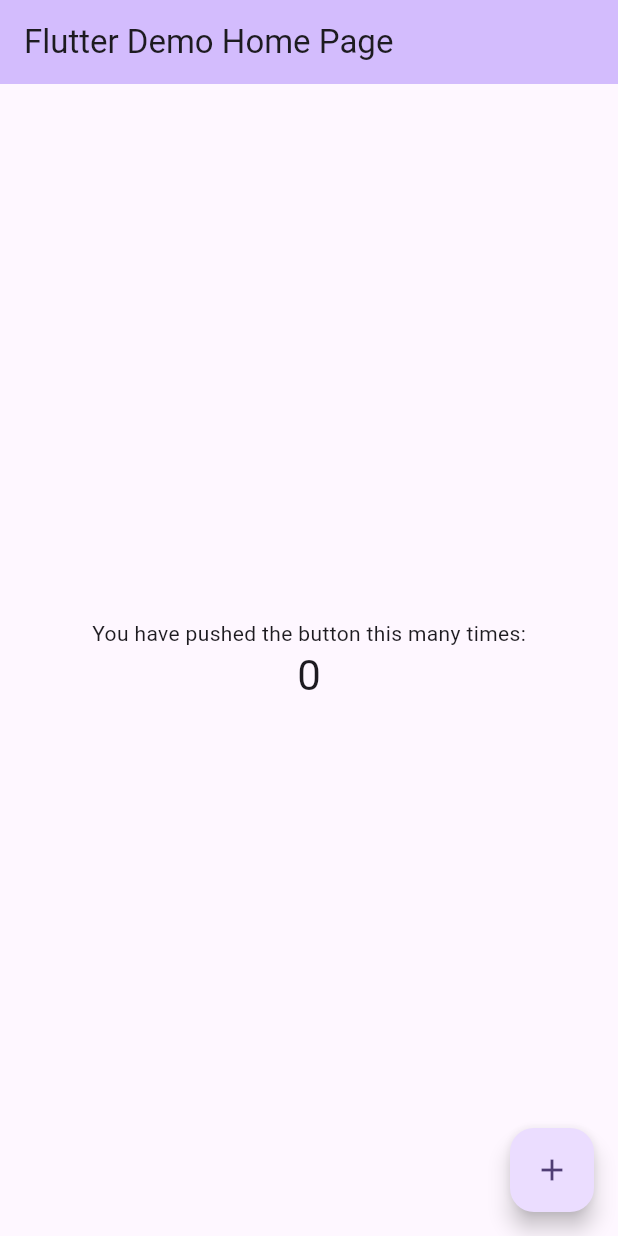
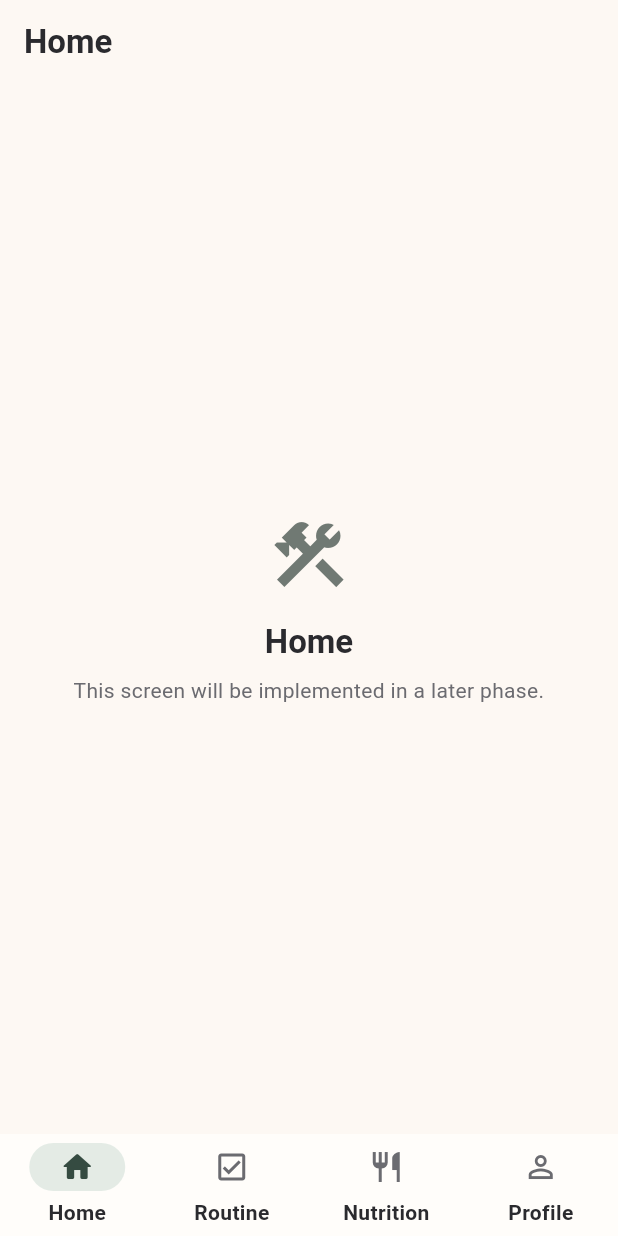
Before and after one commit to Imtiaz-Fuad/Cat-Care, a Flutter app: the screen it shows after launch, on a phone screen of 412 x 824 dp. Run offline on Flutter 3.47's test engine with Material 3 defaults, Android fonts, the phone set to English and light mode, and no system bars; our stand-ins replace go_router, logger.

Commit message:
feat(core): scaffold feature-first lib/ with theme, errors, logger
Establishes the folder skeleton, routing constants, and shared primitives that
later phases build on:
- core/constants/app_constants.dart: Firestore paths, SharedPreferences keys,
  notification channel IDs (single source of truth)
- core/theme/app_theme.dart: Material 3 light/dark themes using the sage +
  peach palette from catcare.design §7
- core/services/app_logger.dart: replaces print() with the logger package
- core/errors/app_failure.dart: sealed AppFailure hierarchy for repositories
- core/widgets/placeholder_screen.dart and app_scaffold.dart: bottom-nav shell
- routes/app_routes.dart and app_router.dart: go_router with 4-branch
  StatefulShellRoute and ~20 top-level placeholders
- assets/images/.gitkeep seeds the asset folder

main.dart now wires CatCareApp -> MaterialApp.router with theme + router.
analysis_options.yaml opts into strict-casts/inference/raw-types plus
flutter_lints and core quality rules.

```diff
--- /dev/null
+++ b/lib/core/constants/app_constants.dart
@@ -0,0 +1,28 @@
+/// App-wide constants. Cross-platform (Android + iOS).
+class AppConstants {
+  AppConstants._();
+
+  static const String appName = 'CatCare BD';
+
+  // Firestore collection paths (single source of truth for paths).
+  static const String usersCollection = 'users';
+  static const String catsSubcollection = 'cats';
+  static const String contentCollection = 'content';
+  static const String vetClinicsCollection = 'vet_clinics';
+
+  // SharedPreferences keys (UI-only settings; never auth).
+  static const String themeModeKey = 'pref.theme_mode';
+  static const String localeKey = 'pref.locale';
+  static const String accentOverrideKey = 'pref.accent_override';
+  static const String firstLaunchKey = 'pref.first_launch';
+  static const String guestDeviceIdKey = 'pref.guest_device_id';
+  static const String activeCatIdKey = 'pref.active_cat_id';
+
+  // Notification channels (Android). iOS uses the same logical IDs.
+  static const String notificationsChannelRoutine = 'catcare_routine';
+  static const String notificationsChannelVaccines = 'catcare_vaccines';
+  static const String notificationsChannelMedications = 'catcare_medications';
+  static const String notificationsChannelWater = 'catcare_water';
+  static const String notificationsChannelWeight = 'catcare_weight';
+  static const String notificationsChannelDeworming = 'catcare_deworming';
+}
--- /dev/null
+++ b/lib/core/theme/app_theme.dart
@@ -0,0 +1,138 @@
+import 'package:flutter/material.dart';
+
+/// Base theme for CatCare BD per docs/catcare.design §7.
+///
+/// The cat-photo-derived accent (Phase 3) is applied as a small override on
+/// top of this stable base. Body text and accessibility-critical colors are
+/// never replaced.
+class AppTheme {
+  AppTheme._();
+
+  // Base palette (sage / teal primary + warm peach secondary).
+  static const Color _seedSage = Color(0xFF6E8E7E);
+  static const Color _seedPeach = Color(0xFFE9B59B);
+  static const Color _ivory = Color(0xFFFDF8F3);
+  static const Color _warmWhite = Color(0xFFFFFDFA);
+  static const Color _deepCharcoal = Color(0xFF2A2A2E);
+  static const Color _warmGray = Color(0xFF6B6B70);
+
+  // Semantic colors (independent of cat-derived accent).
+  static const Color success = Color(0xFF4F9D69);
+  static const Color warning = Color(0xFFE6A23C);
+  static const Color error = Color(0xFFD9534F);
+  static const Color info = Color(0xFF4A90E2);
+
+  static ThemeData light() {
+    final ColorScheme scheme = ColorScheme.fromSeed(
+      seedColor: _seedSage,
+      brightness: Brightness.light,
+      secondary: _seedPeach,
+      surface: _warmWhite,
+    ).copyWith(
+      surface: _warmWhite,
+      onSurface: _deepCharcoal,
+      onSurfaceVariant: _warmGray,
+    );
+
+    return _build(scheme, _ivory);
+  }
+
+  static ThemeData dark() {
+    final ColorScheme scheme = ColorScheme.fromSeed(
+      seedColor: _seedSage,
+      brightness: Brightness.dark,
+      secondary: _seedPeach,
+    );
+    return _build(scheme, const Color(0xFF1A1B1F));
+  }
+
+  static ThemeData _build(ColorScheme scheme, Color background) {
+    final TextTheme text = ThemeData.light().textTheme.apply(
+          bodyColor: scheme.onSurface,
+          displayColor: scheme.onSurface,
+        );
+
+    return ThemeData(
+      colorScheme: scheme,
+      useMaterial3: true,
+      scaffoldBackgroundColor: background,
+      textTheme: text.copyWith(
+        headlineMedium: text.headlineMedium?.copyWith(
+          fontWeight: FontWeight.w600,
+          letterSpacing: -0.2,
+        ),
+        titleLarge: text.titleLarge?.copyWith(
+          fontWeight: FontWeight.w600,
+        ),
+        bodyLarge: text.bodyLarge?.copyWith(
+          height: 1.4,
+        ),
+        bodyMedium: text.bodyMedium?.copyWith(
+          color: scheme.onSurfaceVariant,
+        ),
+      ),
+      cardTheme: CardThemeData(
+        elevation: 0,
+        color: scheme.surface,
+        shape: RoundedRectangleBorder(
+          borderRadius: BorderRadius.circular(20),
+          side: BorderSide(color: scheme.outlineVariant.withValues(alpha: 0.4)),
+        ),
+        margin: EdgeInsets.zero,
+      ),
+      filledButtonTheme: FilledButtonThemeData(
+        style: FilledButton.styleFrom(
+          padding: const EdgeInsets.symmetric(horizontal: 20, vertical: 14),
+          shape: RoundedRectangleBorder(
+            borderRadius: BorderRadius.circular(14),
+          ),
+          textStyle: const TextStyle(fontWeight: FontWeight.w600),
+        ),
+      ),
+      outlinedButtonTheme: OutlinedButtonThemeData(
+        style: OutlinedButton.styleFrom(
+          padding: const EdgeInsets.symmetric(horizontal: 20, vertical: 14),
+          shape: RoundedRectangleBorder(
+            borderRadius: BorderRadius.circular(14),
+          ),
+        ),
+      ),
+      inputDecorationTheme: InputDecorationTheme(
+        filled: true,
+        fillColor: scheme.surface,
+        border: OutlineInputBorder(
+          borderRadius: BorderRadius.circular(14),
+          borderSide: BorderSide(color: scheme.outlineVariant),
+        ),
+        enabledBorder: OutlineInputBorder(
+          borderRadius: BorderRadius.circular(14),
+          borderSide: BorderSide(color: scheme.outlineVariant),
+        ),
+        focusedBorder: OutlineInputBorder(
+          borderRadius: BorderRadius.circular(14),
+          borderSide: BorderSide(color: scheme.primary, width: 1.6),
+        ),
+        contentPadding: const EdgeInsets.symmetric(horizontal: 16, vertical: 14),
+      ),
+      navigationBarTheme: NavigationBarThemeData(
+        height: 68,
+        backgroundColor: scheme.surface,
+        indicatorColor: scheme.primary.withValues(alpha: 0.12),
+        labelTextStyle: WidgetStatePropertyAll(
+          text.labelMedium?.copyWith(fontWeight: FontWeight.w600),
+        ),
+      ),
+      appBarTheme: AppBarTheme(
+        backgroundColor: background,
+        foregroundColor: scheme.onSurface,
+        elevation: 0,
+        scrolledUnderElevation: 0,
+        centerTitle: false,
+      ),
+      dividerTheme: DividerThemeData(
+        color: scheme.outlineVariant.withValues(alpha: 0.5),
+        space: 1,
+      ),
+    );
+  }
+}
--- /dev/null
+++ b/lib/core/widgets/app_scaffold.dart
@@ -0,0 +1,49 @@
+import 'package:flutter/material.dart';
+import 'package:go_router/go_router.dart';
+
+/// Shared scaffold for the four bottom-nav destinations per
+/// docs/catcare.design §3: Home / Routine / Nutrition / Profile.
+class AppScaffold extends StatelessWidget {
+  const AppScaffold({
+    super.key,
+    required this.navigationShell,
+    required this.destinations,
+  });
+
+  final StatefulNavigationShell navigationShell;
+  final List<AppDestination> destinations;
+
+  @override
+  Widget build(BuildContext context) {
+    return Scaffold(
+      body: navigationShell,
+      bottomNavigationBar: NavigationBar(
+        selectedIndex: navigationShell.currentIndex,
+        onDestinationSelected: (int index) => navigationShell.goBranch(
+          index,
+          initialLocation: index == navigationShell.currentIndex,
+        ),
+        destinations: <NavigationDestination>[
+          for (final AppDestination d in destinations)
+            NavigationDestination(
+              icon: Icon(d.icon),
+              selectedIcon: Icon(d.selectedIcon),
+              label: d.label,
+            ),
+        ],
+      ),
+    );
+  }
+}
+
+class AppDestination {
+  const AppDestination({
+    required this.label,
+    required this.icon,
+    required this.selectedIcon,
+  });
+
+  final String label;
+  final IconData icon;
+  final IconData selectedIcon;
+}
--- /dev/null
+++ b/lib/core/widgets/placeholder_screen.dart
@@ -0,0 +1,45 @@
+import 'package:flutter/material.dart';
+
+/// Placeholder screen for any feature not yet implemented.
+/// Used during early phases so the router has something to point at.
+class PlaceholderScreen extends StatelessWidget {
+  const PlaceholderScreen({
+    super.key,
+    required this.title,
+    this.subtitle,
+    this.icon = Icons.construction_outlined,
+  });
+
+  final String title;
+  final String? subtitle;
+  final IconData icon;
+
+  @override
+  Widget build(BuildContext context) {
+    final ColorScheme scheme = Theme.of(context).colorScheme;
+    return Scaffold(
+      appBar: AppBar(title: Text(title)),
+      body: Center(
+        child: Padding(
+          padding: const EdgeInsets.all(24),
+          child: Column(
+            mainAxisSize: MainAxisSize.min,
+            children: <Widget>[
+              Icon(icon, size: 56, color: scheme.outline),
+              const SizedBox(height: 16),
+              Text(title, style: Theme.of(context).textTheme.titleLarge),
+              if (subtitle != null) ...<Widget>[
+                const SizedBox(height: 8),
+                Text(
+                  subtitle!,
+                  textAlign: TextAlign.center,
+                  style: Theme.of(context).textTheme.bodyMedium,
+                ),
+              ],
+            ],
+          ),
+        ),
+      ),
+    );
+  }
+}
--- a/lib/main.dart
+++ b/lib/main.dart
@@ -1,122 +1,30 @@
 import 'package:flutter/material.dart';
 
+import 'core/constants/app_constants.dart';
+import 'core/services/app_logger.dart';
+import 'core/theme/app_theme.dart';
+import 'routes/app_router.dart';
+
 void main() {
-  runApp(const MyApp());
+  WidgetsFlutterBinding.ensureInitialized();
+  AppLogger.i('CatCare starting…');
+  runApp(const CatCareApp());
 }
 
-class MyApp extends StatelessWidget {
-  const MyApp({super.key});
+/// Root widget. Theme and routing are wired here; providers are added in
+/// Phase 2 (AuthProvider) and beyond.
+class CatCareApp extends StatelessWidget {
+  const CatCareApp({super.key});
 
-  // This widget is the root of your application.
   @override
   Widget build(BuildContext context) {
-    return MaterialApp(
-      title: 'Flutter Demo',
-      theme: ThemeData(
-        // This is the theme of your application.
-        //
-        // TRY THIS: Try running your application with "flutter run". You'll see
-        // the application has a purple toolbar. Then, without quitting the app,
-        // try changing the seedColor in the colorScheme below to Colors.green
-        // and then invoke "hot reload" (save your changes or press the "hot
-        // reload" button in a Flutter-supported IDE, or press "r" if you used
-        // the command line to start the app).
-        //
-        // Notice that the counter didn't reset back to zero; the application
-        // state is not lost during the reload. To reset the state, use hot
-        // restart instead.
-        //
-        // This works for code too, not just values: Most code changes can be
-        // tested with just a hot reload.
-        colorScheme: .fromSeed(seedColor: Colors.deepPurple),
-      ),
-      home: const MyHomePage(title: 'Flutter Demo Home Page'),
+    return MaterialApp.router(
+      title: AppConstants.appName,
+      debugShowCheckedModeBanner: false,
+      theme: AppTheme.light(),
+      darkTheme: AppTheme.dark(),
+      themeMode: ThemeMode.system,
+      routerConfig: AppRouter.build(),
     );
   }
 }
-
-class MyHomePage extends StatefulWidget {
-  const MyHomePage({super.key, required this.title});
-
-  // This widget is the home page of your application. It is stateful, meaning
-  // that it has a State object (defined below) that contains fields that affect
-  // how it looks.
-
-  // This class is the configuration for the state. It holds the values (in this
-  // case the title) provided by the parent (in this case the App widget) and
-  // used by the build method of the State. Fields in a Widget subclass are
-  // always marked "final".
-
-  final String title;
-
-  @override
-  State<MyHomePage> createState() => _MyHomePageState();
-}
-
-class _MyHomePageState extends State<MyHomePage> {
-  int _counter = 0;
-
-  void _incrementCounter() {
-    setState(() {
-      // This call to setState tells the Flutter framework that something has
-      // changed in this State, which causes it to rerun the build method below
-      // so that the display can reflect the updated values. If we changed
-      // _counter without calling setState(), then the build method would not be
-      // called again, and so nothing would appear to happen.
-      _counter++;
-    });
-  }
-
-  @override
-  Widget build(BuildContext context) {
-    // This method is rerun every time setState is called, for instance as done
-    // by the _incrementCounter method above.
-    //
-    // The Flutter framework has been optimized to make rerunning build methods
-    // fast, so that you can just rebuild anything that needs updating rather
-    // than having to individually change instances of widgets.
-    return Scaffold(
-      appBar: AppBar(
-        // TRY THIS: Try changing the color here to a specific color (to
-        // Colors.amber, perhaps?) and trigger a hot reload to see the AppBar
-        // change color while the other colors stay the same.
-        backgroundColor: Theme.of(context).colorScheme.inversePrimary,
-        // Here we take the value from the MyHomePage object that was created by
-        // the App.build method, and use it to set our appbar title.
-        title: Text(widget.title),
-      ),
-      body: Center(
-        // Center is a layout widget. It takes a single child and positions it
-        // in the middle of the parent.
-        child: Column(
-          // Column is also a layout widget. It takes a list of children and
-          // arranges them vertically. By default, it sizes itself to fit its
-          // children horizontally, and tries to be as tall as its parent.
-          //
-          // Column has various properties to control how it sizes itself and
-          // how it positions its children. Here we use mainAxisAlignment to
-          // center the children vertically; the main axis here is the vertical
-          // axis because Columns are vertical (the cross axis would be
-          // horizontal).
-          //
-          // TRY THIS: Invoke "debug painting" (choose the "Toggle Debug Paint"
-          // action in the IDE, or press "p" in the console), to see the
-          // wireframe for each widget.
-          mainAxisAlignment: .center,
-          children: [
-            const Text('You have pushed the button this many times:'),
-            Text(
-              '$_counter',
-              style: Theme.of(context).textTheme.headlineMedium,
-            ),
-          ],
-        ),
-      ),
-      floatingActionButton: FloatingActionButton(
-        onPressed: _incrementCounter,
-        tooltip: 'Increment',
-        child: const Icon(Icons.add),
-      ),
-    );
-  }
-}
--- /dev/null
+++ b/lib/routes/app_router.dart
@@ -0,0 +1,211 @@
+import 'package:flutter/material.dart';
+import 'package:go_router/go_router.dart';
+
+import '../core/widgets/app_scaffold.dart';
+import '../core/widgets/placeholder_screen.dart';
+import 'app_routes.dart';
+
+/// App router. Auth gate is added in Phase 2; placeholder routes are wired so
+/// the shell can build and the team can navigate manually.
+class AppRouter {
+  AppRouter._();
+
+  static final GlobalKey<NavigatorState> _rootKey =
+      GlobalKey<NavigatorState>(debugLabel: 'root');
+
+  static const List<String> _shellPaths = <String>[
+    AppRoutes.home,
+    AppRoutes.routine,
+    AppRoutes.nutrition,
+    AppRoutes.profile,
+  ];
+
+  static const List<AppDestination> _destinations = <AppDestination>[
+    AppDestination(
+      label: 'Home',
+      icon: Icons.home_outlined,
+      selectedIcon: Icons.home_rounded,
+    ),
+    AppDestination(
+      label: 'Routine',
+      icon: Icons.check_box_outlined,
+      selectedIcon: Icons.check_box_rounded,
+    ),
+    AppDestination(
+      label: 'Nutrition',
+      icon: Icons.restaurant_outlined,
+      selectedIcon: Icons.restaurant_rounded,
+    ),
+    AppDestination(
+      label: 'Profile',
+      icon: Icons.person_outline,
+      selectedIcon: Icons.person_rounded,
+    ),
+  ];
+
+  static GoRouter build() {
+    return GoRouter(
+      navigatorKey: _rootKey,
+      initialLocation: AppRoutes.home,
+      routes: <RouteBase>[
+        StatefulShellRoute.indexedStack(
+          builder: (BuildContext context, GoRouterState state,
+              StatefulNavigationShell shell) {
+            return AppScaffold(
+              navigationShell: shell,
+              destinations: _destinations,
+            );
+          },
+          branches: _buildBranches(),
+        ),
+        for (final _TopLevelRoute r in _topLevelRoutes) r.route,
+      ],
+    );
+  }
+
+  static List<StatefulShellBranch> _buildBranches() {
+    return _shellPaths
+        .map((String path) => StatefulShellBranch(
+              routes: <RouteBase>[
+                GoRoute(
+                  path: path,
+                  builder: (_, _) => _PlaceholderForRoute(path: path),
+                ),
+              ],
+            ))
+        .toList(growable: false);
+  }
+}
+
+class _TopLevelRoute {
+  const _TopLevelRoute(this.path, this.title, this.subtitle);
+  final String path;
+  final String title;
+  final String subtitle;
+
+  GoRoute get route => GoRoute(
+        path: path,
+        builder: (_, _) => PlaceholderScreen(title: title, subtitle: subtitle),
+      );
+}
+
+const List<_TopLevelRoute> _topLevelRoutes = <_TopLevelRoute>[
+  _TopLevelRoute(
+    AppRoutes.healthRecords,
+    'Health Records',
+    'Coming in Phase 5.',
+  ),
+  _TopLevelRoute(
+    AppRoutes.medications,
+    'Medications',
+    'Coming in Phase 5.',
+  ),
+  _TopLevelRoute(
+    AppRoutes.vaccinations,
+    'Vaccinations',
+    'Coming in Phase 5.',
+  ),
+  _TopLevelRoute(
+    AppRoutes.vetFinder,
+    'Vet Finder',
+    'Coming in Phase 6.',
+  ),
+  _TopLevelRoute(
+    AppRoutes.aiAssistant,
+    'AI Assistant',
+    'Coming in Phase 7.',
+  ),
+  _TopLevelRoute(
+    AppRoutes.settings,
+    'Settings',
+    'Coming in Phase 8.',
+  ),
+  _TopLevelRoute(
+    AppRoutes.reminders,
+    'Reminders',
+    'Coming in Phase 4.',
+  ),
+  _TopLevelRoute(
+    AppRoutes.addFeeding,
+    'Add Feeding',
+    'Coming in Phase 4.',
+  ),
+  _TopLevelRoute(
+    AppRoutes.nutritionReport,
+    'Nutrition Report',
+    'Coming in Phase 4.',
+  ),
+  _TopLevelRoute(
+    AppRoutes.weightTrend,
+    'Weight Trend',
+    'Coming in Phase 5.',
+  ),
+  _TopLevelRoute(
+    AppRoutes.emergencyGuidance,
+    'Emergency Guidance',
+    'Coming in Phase 7.',
+  ),
+  _TopLevelRoute(
+    AppRoutes.weeklyReport,
+    'Weekly Report',
+    'Coming in Phase 7.',
+  ),
+  _TopLevelRoute(
+    AppRoutes.grooming,
+    'Grooming',
+    'Coming in Phase 4.',
+  ),
+  _TopLevelRoute(
+    AppRoutes.foodGuide,
+    'Food Guide',
+    'Coming in Phase 8.',
+  ),
+  _TopLevelRoute(
+    AppRoutes.catSafety,
+    'Cat Safety',
+    'Coming in Phase 8.',
+  ),
+  _TopLevelRoute(
+    AppRoutes.careGuides,
+    'Care Guides',
+    'Coming in Phase 8.',
+  ),
+  _TopLevelRoute(
+    AppRoutes.kittenCare,
+    'Kitten Care',
+    'Coming in Phase 8.',
+  ),
+  _TopLevelRoute(
+    AppRoutes.splash,
+    'CatCare',
+    'Welcome.',
+  ),
+  _TopLevelRoute(
+    AppRoutes.login,
+    'Sign In',
+    'Coming in Phase 2.',
+  ),
+  _TopLevelRoute(
+    AppRoutes.onboarding,
+    'Onboarding',
+    'Coming in Phase 3.',
+  ),
+];
+
+class _PlaceholderForRoute extends StatelessWidget {
+  const _PlaceholderForRoute({required this.path});
+
+  final String path;
+
+  @override
+  Widget build(BuildContext context) {
+    final String label = path.substring(1).replaceAll('-', ' ');
+    final String title = label.isEmpty
+        ? 'Home'
+        : label[0].toUpperCase() + label.substring(1);
+    return PlaceholderScreen(
+      title: title,
+      subtitle: 'This screen will be implemented in a later phase.',
+    );
+  }
+}
```
Also changed, not shown: analysis_options.yaml (+26 -14 lines), lib/core/errors/app_failure.dart (added, +35 -0 lines), lib/core/services/app_logger.dart (added, +36 -0 lines), lib/routes/app_routes.dart (added, +34 -0 lines), 1 other file.
